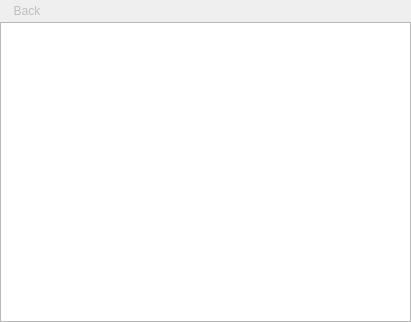
Old version of the form ApperKCM/ApperKCM.ui in the repository KDE/apper.
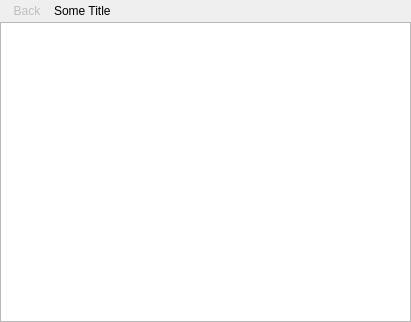
New version of the form. The open tabs and pages were chosen to show the change. Custom widgets are drawn as their Qt base class.

Diff of the .ui file:
```diff
--- a/ApperKCM/ApperKCM.ui
+++ b/ApperKCM/ApperKCM.ui
@@ -245,17 +245,11 @@
         <number>0</number>
        </property>
        <item>
-        <spacer name="horizontalSpacer_2">
-         <property name="orientation">
-          <enum>Qt::Horizontal</enum>
+        <widget class="QLabel" name="titleL">
+         <property name="text">
+          <string notr="true">Some Title</string>
          </property>
-         <property name="sizeHint" stdset="0">
-          <size>
-           <width>352</width>
-           <height>20</height>
-          </size>
-         </property>
-        </spacer>
+        </widget>
        </item>
       </layout>
      </widget>
```
